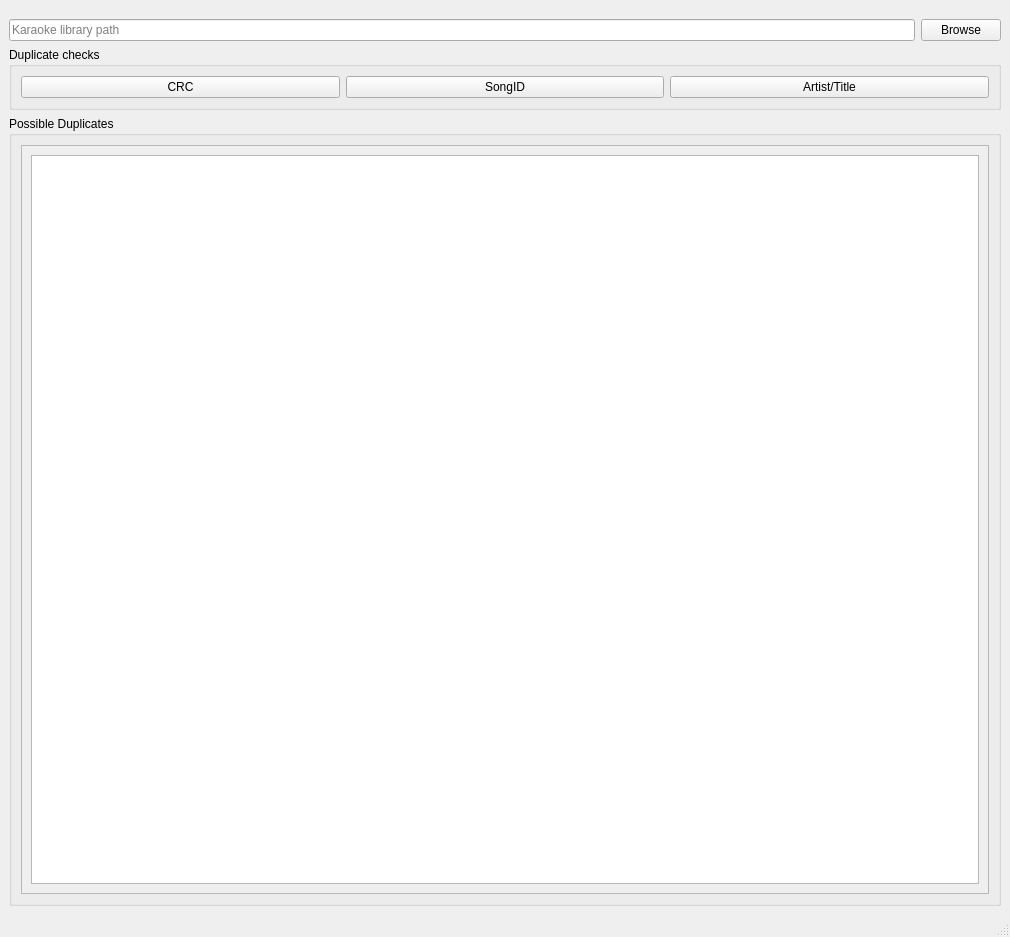
Old version of the form mainwindow.ui in the repository OpenKJ/KLM.
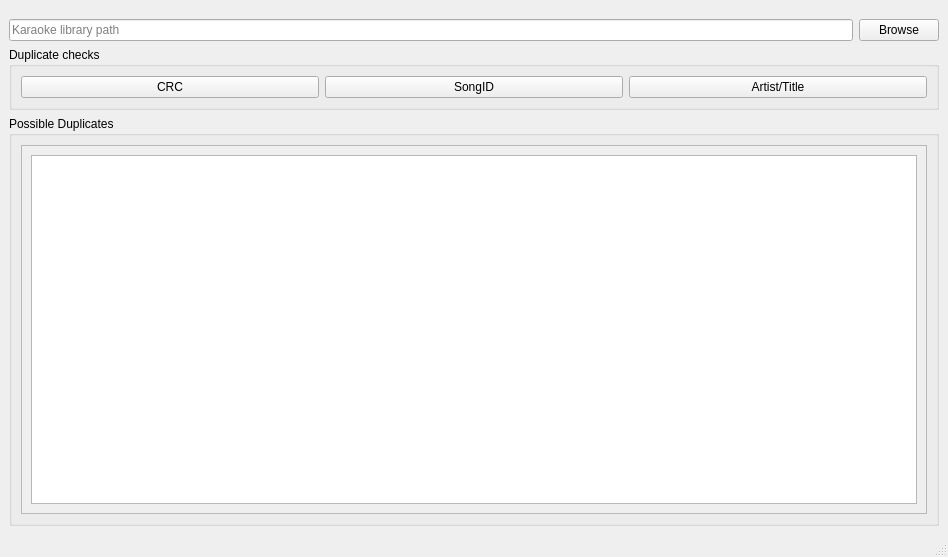
New version of the form.

Commit message: Work on windows build

Diff of the .ui file:
```diff
--- a/mainwindow.ui
+++ b/mainwindow.ui
@@ -6,8 +6,8 @@
    <rect>
     <x>0</x>
     <y>0</y>
-    <width>1010</width>
-    <height>937</height>
+    <width>948</width>
+    <height>557</height>
    </rect>
   </property>
   <property name="windowTitle">
@@ -86,8 +86,8 @@
            <rect>
             <x>0</x>
             <y>0</y>
-            <width>966</width>
-            <height>691</height>
+            <width>904</width>
+            <height>311</height>
            </rect>
           </property>
           <layout class="QVBoxLayout" name="verticalLayout_3">
```
Left out of the diff: 2 changed lines with no effect on the pictures. The commit also changes 1 other file.
